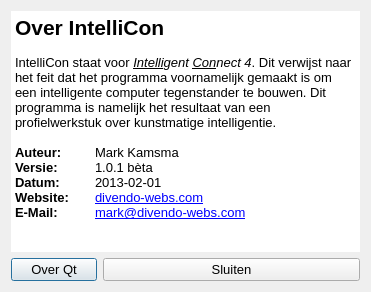
The window that dialogabout.ui (Divendo/intellicon) describes before a commit, drawn with Qt 5.
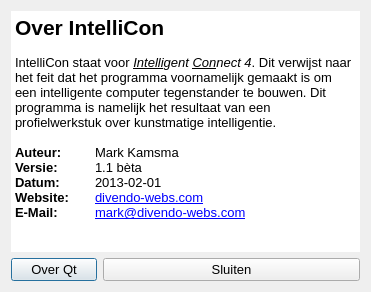
The same window after the commit. Icons and pictures are not drawn.

Commit message: The next version will be 1.1 and not 1.0.1

```diff
--- a/dialogabout.ui
+++ b/dialogabout.ui
@@ -51,7 +51,7 @@
 &lt;p style=&quot; margin-top:0px; margin-bottom:0px; margin-left:0px; margin-right:0px; -qt-block-indent:0; text-indent:0px;&quot;&gt;IntelliCon staat voor &lt;span style=&quot; font-style:italic; text-decoration: underline;&quot;&gt;Intelli&lt;/span&gt;&lt;span style=&quot; font-style:italic;&quot;&gt;gent &lt;/span&gt;&lt;span style=&quot; font-style:italic; text-decoration: underline;&quot;&gt;Con&lt;/span&gt;&lt;span style=&quot; font-style:italic;&quot;&gt;nect 4&lt;/span&gt;. Dit verwijst naar het feit dat het programma voornamelijk gemaakt is om een intelligente computer tegenstander te bouwen. Dit programma is namelijk het resultaat van een profielwerkstuk over kunstmatige intelligentie.&lt;/p&gt;
 &lt;p style=&quot;-qt-paragraph-type:empty; margin-top:0px; margin-bottom:0px; margin-left:0px; margin-right:0px; -qt-block-indent:0; text-indent:0px;&quot;&gt;&lt;/p&gt;
 &lt;p style=&quot; margin-top:0px; margin-bottom:0px; margin-left:0px; margin-right:0px; -qt-block-indent:0; text-indent:0px;&quot;&gt;&lt;span style=&quot; font-weight:600;&quot;&gt;Auteur:&lt;/span&gt;	Mark Kamsma&lt;/p&gt;
-&lt;p style=&quot; margin-top:0px; margin-bottom:0px; margin-left:0px; margin-right:0px; -qt-block-indent:0; text-indent:0px;&quot;&gt;&lt;span style=&quot; font-weight:600;&quot;&gt;Versie:&lt;/span&gt;	1.0.1 bèta&lt;/p&gt;
+&lt;p style=&quot; margin-top:0px; margin-bottom:0px; margin-left:0px; margin-right:0px; -qt-block-indent:0; text-indent:0px;&quot;&gt;&lt;span style=&quot; font-weight:600;&quot;&gt;Versie:&lt;/span&gt;	1.1 bèta&lt;/p&gt;
 &lt;p style=&quot; margin-top:0px; margin-bottom:0px; margin-left:0px; margin-right:0px; -qt-block-indent:0; text-indent:0px;&quot;&gt;&lt;span style=&quot; font-weight:600;&quot;&gt;Datum:&lt;/span&gt;	2013-02-01&lt;/p&gt;
 &lt;p style=&quot; margin-top:0px; margin-bottom:0px; margin-left:0px; margin-right:0px; -qt-block-indent:0; text-indent:0px;&quot;&gt;&lt;span style=&quot; font-weight:600;&quot;&gt;Website:&lt;/span&gt;	&lt;a href=&quot;http://divendo-webs.com&quot;&gt;&lt;span style=&quot; text-decoration: underline; color:#0000ff;&quot;&gt;divendo-webs.com&lt;/span&gt;&lt;/a&gt;&lt;/p&gt;
 &lt;p style=&quot; margin-top:0px; margin-bottom:0px; margin-left:0px; margin-right:0px; -qt-block-indent:0; text-indent:0px;&quot;&gt;&lt;span style=&quot; font-weight:600;&quot;&gt;E-Mail:&lt;/span&gt;	&lt;a href=&quot;mailto:mark@divendo-webs.com&quot;&gt;&lt;span style=&quot; text-decoration: underline; color:#0000ff;&quot;&gt;mark@divendo-webs.com&lt;/span&gt;&lt;/a&gt;&lt;/p&gt;&lt;/body&gt;&lt;/html&gt;</string>
```
